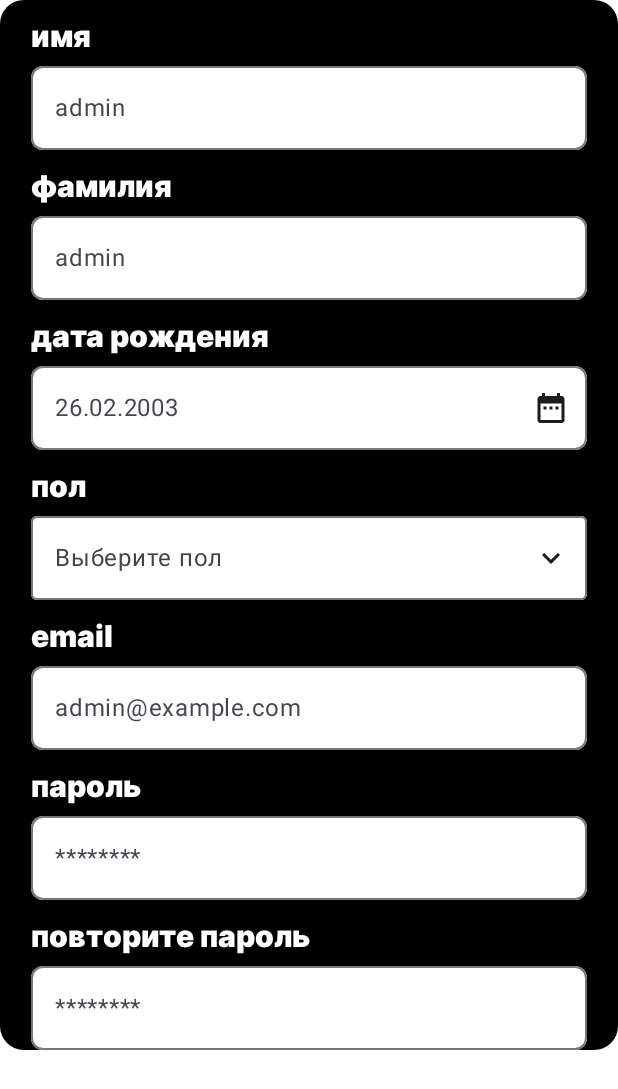
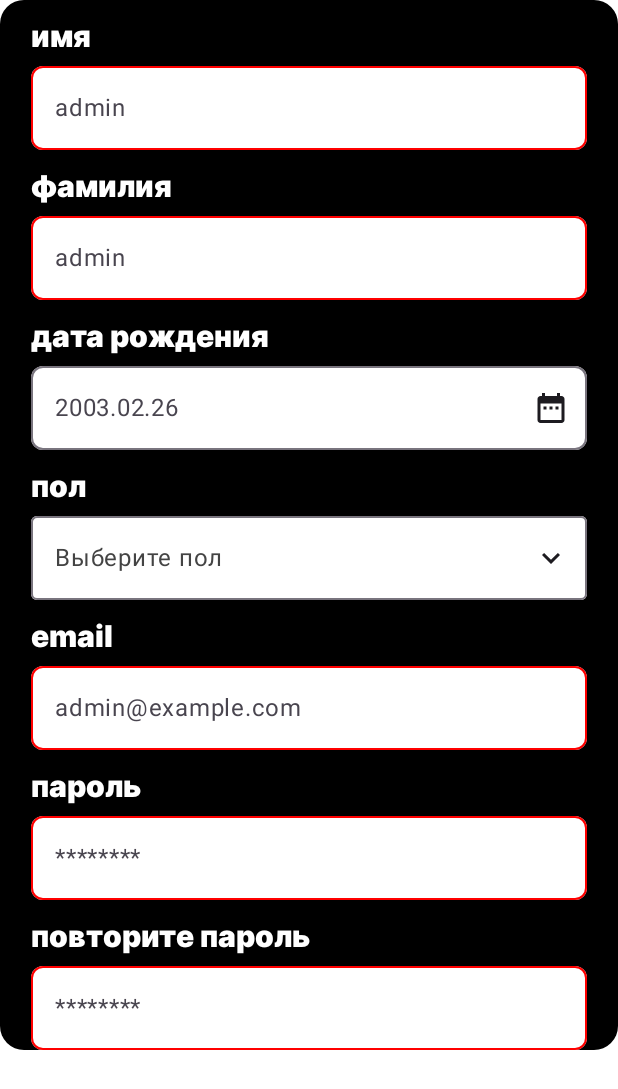
Before and after one commit to TSUKeysLab/TsuKeysMobile, an Android app built with Jetpack Compose: the @Preview function RegistrationCard, on a phone screen of 412 x 824 dp. Shown: the top 1089 px of the screen. Run offline under Robolectric (Android 15) with nearby library versions, the light colour scheme and no system bars.

Commit message:
начал делать валидацию страницы регистрации

```diff
--- a/app/src/main/java/com/example/tsukeysmobile/Views/RegistrationCard.kt
+++ b/app/src/main/java/com/example/tsukeysmobile/Views/RegistrationCard.kt
@@ -3,6 +3,7 @@
 import android.app.DatePickerDialog
 import android.content.Context
 import android.os.Build
+import android.util.Patterns
 import android.widget.DatePicker
 import androidx.annotation.RequiresApi
 import androidx.compose.foundation.background
@@ -43,6 +44,7 @@
 
 import androidx.compose.material3.OutlinedTextField
 import androidx.compose.material3.OutlinedTextFieldDefaults
+import androidx.compose.material3.TextFieldColors
 import androidx.compose.runtime.MutableState
 import androidx.compose.ui.Alignment
 import androidx.compose.ui.geometry.Size
@@ -59,9 +61,11 @@
 import androidx.compose.ui.unit.dp
 import androidx.compose.ui.unit.toSize
 import com.example.tsukeysmobile.DefaultText
+import java.text.SimpleDateFormat
 import java.time.format.DateTimeFormatter
 import java.util.Calendar
 import java.util.Date
+import java.util.Locale
 
 @RequiresApi(Build.VERSION_CODES.O)
 @Composable
@@ -92,8 +96,12 @@
         val datePickerDialog = DatePickerDialog(
             LocalContext.current,
             { _: DatePicker, year: Int, month: Int, dayOfMonth: Int ->
-                date.value = "$year-$month-$dayOfMonth"
-                date.value = date.value.format(DateTimeFormatter.ofPattern("yyyy-MM-dd"))
+
+                val inputFormat = SimpleDateFormat("yyyy-M-d", Locale.getDefault())
+                val outputFormat = SimpleDateFormat("yyyy-MM-dd", Locale.getDefault())
+                val dateParse = inputFormat.parse("$year-$month-$dayOfMonth")
+                date.value = outputFormat.format(dateParse!!)
+
             }, year, month, day
         )
 
@@ -217,20 +225,79 @@
                 imeAction = ImeAction.Next
             ),
             visualTransformation = VisualTransformation.None,
-            colors = OutlinedTextFieldDefaults.colors(
+            colors = error(type, text.text),
+            maxLines = 1,
+        )
+    }
+}
+
+@Composable
+fun error(type: String, text: String): TextFieldColors {
+
+    if (type == "email") {
+        if (Patterns.EMAIL_ADDRESS.matcher(text).matches()) {
+            return OutlinedTextFieldDefaults.colors(
                 focusedContainerColor = Color.White,
                 unfocusedContainerColor = Color.White,
                 disabledContainerColor = Color.White,
                 focusedLabelColor = Color.White,
                 focusedBorderColor = Color.Black,
-
-
-                ),
-            maxLines = 1,
-        )
+                unfocusedBorderColor = Color.Black
+            )
+        } else {
+            return OutlinedTextFieldDefaults.colors(
+                focusedContainerColor = Color.White,
+                unfocusedContainerColor = Color.White,
+                disabledContainerColor = Color.White,
+                focusedLabelColor = Color.White,
+                focusedBorderColor = Color.Red,
+                unfocusedBorderColor = Color.Red
+            )
+        }
+    } else if (type == "password") {
+        val passwordRegex = "^(?=.*[A-Z])(?=.*\\d)(?=.*[@#$%^&+=!])(?=.*[a-zA-Z]).{8,}\$"
+        if (text.matches(passwordRegex.toRegex())) {
+            return OutlinedTextFieldDefaults.colors(
+                focusedContainerColor = Color.White,
+                unfocusedContainerColor = Color.White,
+                disabledContainerColor = Color.White,
+                focusedLabelColor = Color.White,
+                focusedBorderColor = Color.Black,
+                unfocusedBorderColor = Color.Black
+            )
+        } else {
+            return OutlinedTextFieldDefaults.colors(
+                focusedContainerColor = Color.White,
+                unfocusedContainerColor = Color.White,
+                disabledContainerColor = Color.White,
+                focusedLabelColor = Color.White,
+                focusedBorderColor = Color.Red,
+                unfocusedBorderColor = Color.Red
+            )
+        }
+    } else {
+        if(text.isNotEmpty() && text[0].isUpperCase()){
+            return OutlinedTextFieldDefaults.colors(
+                focusedContainerColor = Color.White,
+                unfocusedContainerColor = Color.White,
+                disabledContainerColor = Color.White,
+                focusedLabelColor = Color.White,
+                focusedBorderColor = Color.Black,
+                unfocusedBorderColor = Color.Black
+            )
+        }
+        else{
+            return OutlinedTextFieldDefaults.colors(
+                focusedContainerColor = Color.White,
+                unfocusedContainerColor = Color.White,
+                disabledContainerColor = Color.White,
+                focusedLabelColor = Color.White,
+                focusedBorderColor = Color.Red,
+                unfocusedBorderColor = Color.Red
+            )
+        }
     }
 }
-
 
 @Composable
 fun showCalendar(context: Context, returned: Int) {
@@ -275,13 +342,13 @@
         horizontalAlignment = Alignment.CenterHorizontally
     )
     {
-        RegisterElement("имя", "admin", "")
-        RegisterElement("фамилия", "admin", "")
-        RegisterElement("дата рождения", "26.02.2003", "Date")
+        RegisterElement("имя", "admin", "name")
+        RegisterElement("фамилия", "admin", "surname")
+        RegisterElement("дата рождения", "2003.02.26", "Date")
         RegisterElement("пол", "мужской", "Gender")
-        RegisterElement("email", "admin@example.com", "")
-        RegisterElement("пароль", "********", "")
-        RegisterElement("повторите пароль", "********", "")
+        RegisterElement("email", "admin@example.com", "email")
+        RegisterElement("пароль", "********", "password")
+        RegisterElement("повторите пароль", "********", "secondPas")
 
     }
 }
```
